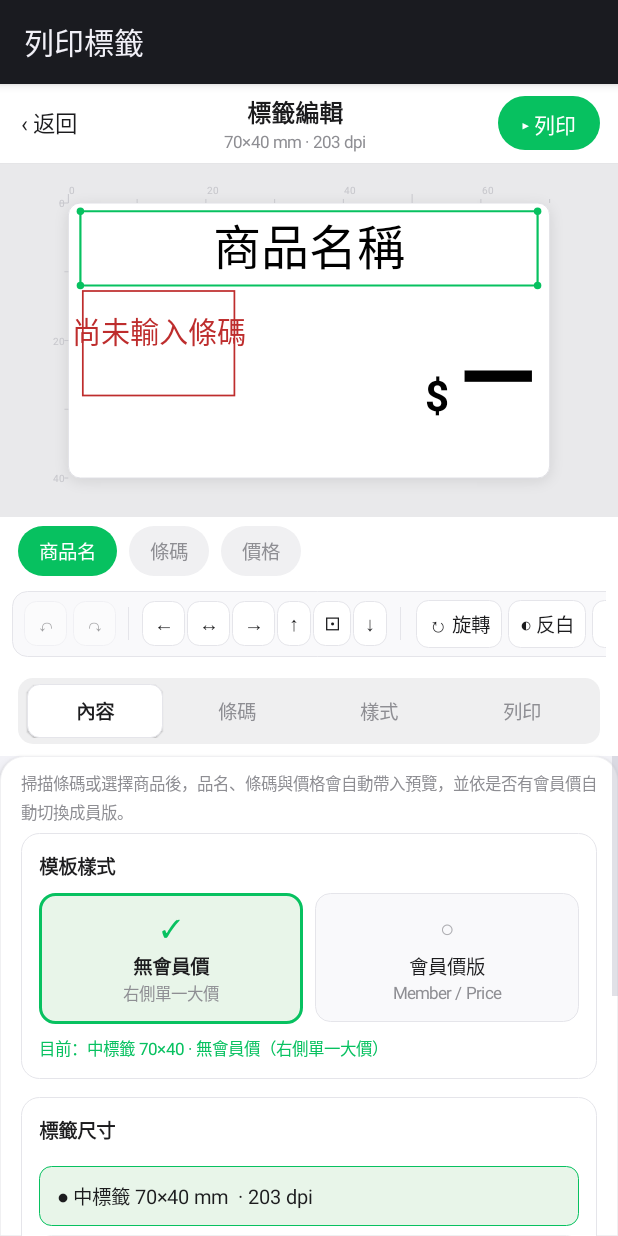
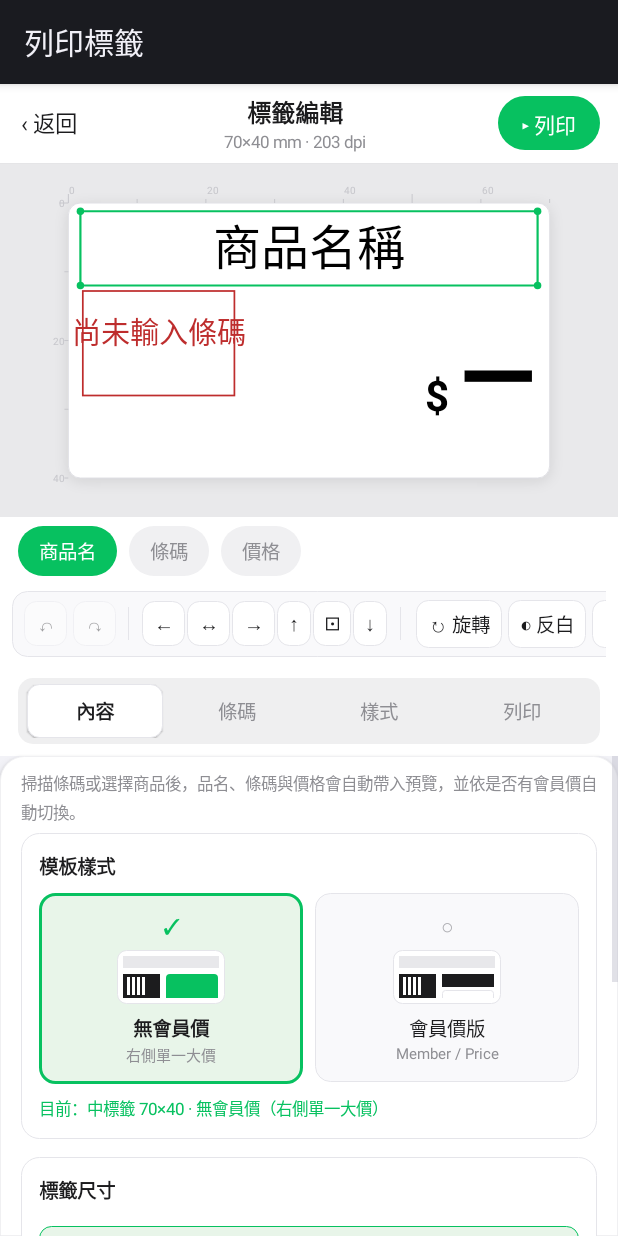
Before and after one commit to danielwkh/wechat-style-ime-scanner, an Android app: the PrintEditorActivity screen opened directly, with no data from a screen before it, on a phone screen of 412 x 824 dp. Run offline under Robolectric (Android 15) with nearby library versions, the phone set to English and light mode, and no system bars; 1 statement that could not run was skipped.

Commit message:
Improve editor UX and fix critical bugs for v2.9.23
- Fix ClassCastException in buildPrintPage: removed TextView as Button cast
  that crashed when switching to Print tab
- Size chips: dynamic background update without rebuilding content page,
  preserving input focus and text
- Template cards: add miniature thumbnails, dynamic green highlight without
  page rebuild, keep Member checkbox in sync
- Modern field focus: green border on focus for better affordance
- Bump to v2.9.23

Co-authored-by: arena-agent <297053741+arena-agent@users.noreply.github.com>

```diff
--- a/app/build.gradle.kts
+++ b/app/build.gradle.kts
@@ -12,7 +12,7 @@ android {
         targetSdk = 34
         // 由 GitHub Actions 依標籤自動帶入；本機編譯用預設值
         versionCode = (project.findProperty("vc") as String?)?.toIntOrNull() ?: 20
-        versionName = (project.findProperty("vn") as String?)?.toString() ?: "2.9.22"
+        versionName = (project.findProperty("vn") as String?)?.toString() ?: "2.9.23"
         ndk { abiFilters.add("arm64-v8a") }
     }
     packaging { jniLibs { useLegacyPackaging = true } }
--- a/app/src/main/java/com/danielwkh/weime/PrintEditorActivity.kt
+++ b/app/src/main/java/com/danielwkh/weime/PrintEditorActivity.kt
@@ -422,6 +422,9 @@ class PrintEditorActivity : Activity() {
             background = roundedBg(C_FIELD_BG, dp(9).toFloat(), C_BORDER, dp(1))
             setSingleLine(true)
             if (initial.isNotEmpty()) setText(initial)
+            onFocusChangeListener = View.OnFocusChangeListener { _, hasFocus ->
+                background = roundedBg(if(hasFocus) Color.WHITE else C_FIELD_BG, dp(9).toFloat(), if(hasFocus) C_GREEN else C_BORDER, if(hasFocus) dp(1) else dp(1))
+            }
             addTextChangedListener(object : TextWatcher {
                 override fun beforeTextChanged(s: CharSequence?, a:Int,b:Int,c:Int)=Unit
                 override fun onTextChanged(s: CharSequence?, a:Int,b:Int,c:Int){ if (::preview.isInitialized) preview.invalidate() }
@@ -430,30 +433,73 @@ class PrintEditorActivity : Activity() {
         }
     }
 
+    // 縮略圖：70×40 比例的迷你標籤示意
+    private fun templateThumb(isMember: Boolean): View {
+        val thumb = LinearLayout(this).apply {
+            orientation = LinearLayout.VERTICAL
+            background = roundedBg(Color.WHITE, dp(6).toFloat(), C_BORDER, dp(1))
+            setPadding(dp(4), dp(4), dp(4), dp(4))
+        }
+        val nameBar = View(this).apply { setBackgroundColor(Color.parseColor("#E8E8EB")) }
+        thumb.addView(nameBar, LinearLayout.LayoutParams(-1, dp(8)).apply{ bottomMargin=dp(4)})
+        val bottomRow = LinearLayout(this).apply { orientation=LinearLayout.HORIZONTAL }
+        val barcodeBox = LinearLayout(this).apply { setBackgroundColor(Color.parseColor("#1C1C1E")); setPadding(dp(2), dp(2), dp(2), dp(2)) }
+        for (k in 0 until 4) {
+            val stripe = View(this).apply { setBackgroundColor(Color.WHITE) }
+            barcodeBox.addView(stripe, LinearLayout.LayoutParams(dp(2), dp(12)).apply { setMargins(dp(1), 0, dp(1), 0) })
+        }
+        bottomRow.addView(barcodeBox, LinearLayout.LayoutParams(0, dp(18), 0.42f).apply{ setMargins(0,0,dp(4),0)})
+        if (isMember) {
+            val priceCol = LinearLayout(this).apply { orientation=LinearLayout.VERTICAL }
+            priceCol.addView(View(this).apply{ setBackgroundColor(Color.parseColor("#1C1C1E")) }, LinearLayout.LayoutParams(-1, dp(9)).apply{ bottomMargin=dp(2)})
+            priceCol.addView(View(this).apply{ setBackgroundColor(Color.parseColor("#F0F0F0")); background=roundedBg(Color.WHITE, dp(2).toFloat(), C_BORDER, dp(1)) }, LinearLayout.LayoutParams(-1, dp(9)))
+            bottomRow.addView(priceCol, LinearLayout.LayoutParams(0, -2, 0.58f))
+        } else {
+            bottomRow.addView(View(this).apply{ setBackgroundColor(Color.parseColor("#07C160")); background=roundedBg(Color.parseColor("#07C160"), dp(3).toFloat()) }, LinearLayout.LayoutParams(0, dp(18), 0.58f))
+        }
+        thumb.addView(bottomRow, LinearLayout.LayoutParams(-1, -2))
+        return thumb
+    }
+
     private fun buildContentPage(): View {
         val col = LinearLayout(this).apply { orientation = LinearLayout.VERTICAL }
-        col.addView(hintText("掃描條碼或選擇商品後，品名、條碼與價格會自動帶入預覽，並依是否有會員價自動切換成員版。"))
-        // template cards
+        col.addView(hintText("掃描條碼或選擇商品後，品名、條碼與價格會自動帶入預覽，並依是否有會員價自動切換。"))
+        // template cards with thumbnails
         val card1 = sectionCard()
         card1.addView(cardTitle("模板樣式"))
         val rowT = LinearLayout(this).apply { orientation = LinearLayout.HORIZONTAL }
-        fun templateCard2(title: String, sub: String, isSel: Boolean, onClick: ()->Unit): View {
+        val templateCards = mutableListOf<View>()
+        fun refreshTemplateCards(){
+            val isMem = try{ memberMode.isChecked } catch(_:Exception){ false }
+            for((idx, card) in templateCards.withIndex()){
+                val shouldSel = if(idx==0) !isMem else isMem
+                card.background = roundedBg(if(shouldSel) Color.parseColor("#E8F5E9") else C_FIELD_BG, dp(10).toFloat(), if(shouldSel) C_GREEN else C_BORDER, if(shouldSel) dp(2) else dp(1))
+                (card as LinearLayout).getChildAt(0).let{ (it as TextView).text = if(shouldSel) "✓" else "○"; it.setTextColor(if(shouldSel) C_GREEN else C_TEXT3) }
+                (card.getChildAt(1) as TextView).paint.isFakeBoldText = shouldSel
+            }
+            updateTemplateSummary()
+        }
+        fun makeTemplateCard(title: String, sub: String, isForMember: Boolean): View {
+            val isSelInit = try{ if(isForMember) memberMode.isChecked else !memberMode.isChecked } catch(_:Exception){ !isForMember }
             val c = LinearLayout(this).apply {
                 orientation = LinearLayout.VERTICAL; gravity = Gravity.CENTER
-                background = roundedBg(if(isSel) Color.parseColor("#E8F5E9") else C_FIELD_BG, dp(10).toFloat(), if(isSel) C_GREEN else C_BORDER, if(isSel) dp(2) else dp(1))
+                background = roundedBg(if(isSelInit) Color.parseColor("#E8F5E9") else C_FIELD_BG, dp(10).toFloat(), if(isSelInit) C_GREEN else C_BORDER, if(isSelInit) dp(2) else dp(1))
                 setPadding(dp(10), dp(12), dp(10), dp(12))
-                isClickable = true; isFocusable = true; setOnClickListener { onClick() }
+                isClickable = true; isFocusable = true
             }
-            c.addView(TextView(this).apply { text = if(isSel) "✓" else "○"; textSize=16f; setTextColor(if(isSel) C_GREEN else C_TEXT3); gravity=Gravity.CENTER }, LinearLayout.LayoutParams(-1, -2))
-            c.addView(TextView(this).apply { text = title; textSize=13f; setTextColor(C_TEXT); gravity=Gravity.CENTER; paint.isFakeBoldText=isSel }, LinearLayout.LayoutParams(-1,-2).apply{ topMargin=dp(4)})
-            c.addView(TextView(this).apply { text = sub; textSize=11f; setTextColor(C_TEXT2); gravity=Gravity.CENTER }, LinearLayout.LayoutParams(-1,-2))
+            c.addView(TextView(this).apply { text=if(isSelInit)"✓" else "○"; textSize=14f; setTextColor(if(isSelInit) C_GREEN else C_TEXT3); gravity=Gravity.CENTER })
+            c.addView(templateThumb(isForMember), LinearLayout.LayoutParams(dp(72), dp(36)).apply{ topMargin=dp(6); bottomMargin=dp(6)})
+            c.addView(TextView(this).apply { text=title; textSize=13f; setTextColor(C_TEXT); gravity=Gravity.CENTER; paint.isFakeBoldText=isSelInit })
+            c.addView(TextView(this).apply { text=sub; textSize=10f; setTextColor(C_TEXT2); gravity=Gravity.CENTER })
+            c.setOnClickListener{
+                if(!::memberMode.isInitialized) return@setOnClickListener
+                memberMode.isChecked = isForMember
+            }
             return c
         }
-        val isMember = try { memberMode.isChecked } catch(_: Exception){ false }
-        // We'll rebuild after inputs; create placeholder first, then update via refreshTemplate logic later
-        // Use two cards side by side
-        val t1 = templateCard2("無會員價","右側單一大價", !isMember) { if (::memberMode.isInitialized){ memberMode.isChecked=false }}
-        val t2 = templateCard2("會員價版","Member / Price", isMember) { if (::memberMode.isInitialized){ memberMode.isChecked=true }}
+        val t1 = makeTemplateCard("無會員價","右側單一大價", false)
+        val t2 = makeTemplateCard("會員價版","Member / Price", true)
+        templateCards.add(t1); templateCards.add(t2)
         rowT.addView(t1, LinearLayout.LayoutParams(0, -2, 1f).apply{ setMargins(0,0,dp(8),0)})
         rowT.addView(t2, LinearLayout.LayoutParams(0, -2, 1f))
         card1.addView(rowT)
@@ -461,26 +507,34 @@ class PrintEditorActivity : Activity() {
         card1.addView(templateSummary)
         col.addView(card1, LinearLayout.LayoutParams(-1,-2).apply{ bottomMargin=dp(12)})
 
-        // size chips
+        // size chips - dynamic without rebuild
         val cardSize = sectionCard()
         cardSize.addView(cardTitle("標籤尺寸"))
         val sizeRow = LinearLayout(this).apply { orientation = LinearLayout.VERTICAL }
+        val sizeChips = mutableListOf<TextView>()
+        fun refreshSizeChips(){
+            for((idx, chip) in sizeChips.withIndex()){
+                val d = LabelDevice.values()[idx]
+                val isSel = d == device
+                chip.text = (if(isSel)"● " else "○ ") + when(d){ LabelDevice.P1->"中標籤 70×40 mm  · 203 dpi"; LabelDevice.P1P->"中標籤 70×40 mm  · 300 dpi（更清晰）"; LabelDevice.DP40->"大標籤 180×100 mm · 203 dpi"}
+                chip.setTextColor(if(isSel) C_TEXT else C_TEXT2)
+                chip.background = roundedBg(if(isSel) Color.parseColor("#E8F5E9") else C_FIELD_BG, dp(8).toFloat(), if(isSel) C_GREEN else C_BORDER_LIGHT, dp(1))
+            }
+            updateTemplateSummary(); updateSizeLabel()
+        }
         for (d in LabelDevice.values()) {
-            val label = when(d){ LabelDevice.P1->"中標籤 70×40 mm  · 203 dpi"; LabelDevice.P1P->"中標籤 70×40 mm  · 300 dpi（更清晰）"; LabelDevice.DP40->"大標籤 180×100 mm · 203 dpi"}
-            val isSel = d == device
             val chip = TextView(this).apply {
-                text = (if(isSel)"● " else "○ ") + label; textSize=13f; setTextColor(if(isSel) C_TEXT else C_TEXT2)
-                setPadding(dp(12), dp(10), dp(12), dp(10))
-                background = roundedBg(if(isSel) Color.parseColor("#E8F5E9") else C_FIELD_BG, dp(8).toFloat(), if(isSel) C_GREEN else C_BORDER_LIGHT, dp(1))
-                setOnClickListener {
-                    device = d; updateSizeLabel(); preview.invalidate(); saveAll()
+                textSize=13f; setPadding(dp(12), dp(10), dp(12), dp(10))
+                setOnClickListener{
+                    device = d; preview.invalidate(); saveAll()
                     val geo = LabelGeometry(device, currentData()); for((k,st) in styles) geo.clamp(st, geo.base(k)); preview.invalidate()
-                    // rebuild size card to reflect selection
-                    pageViews2.remove(0); if(page==0) refreshPager()
+                    refreshSizeChips()
                 }
             }
+            sizeChips.add(chip)
             sizeRow.addView(chip, LinearLayout.LayoutParams(-1,-2).apply{ topMargin=dp(6)})
         }
+        refreshSizeChips()
         cardSize.addView(sizeRow)
         col.addView(cardSize, LinearLayout.LayoutParams(-1,-2).apply{ bottomMargin=dp(12)})
 
@@ -496,9 +550,7 @@ class PrintEditorActivity : Activity() {
             setOnCheckedChangeListener { _, checked ->
                 memberPriceInput.visibility = if(checked) View.VISIBLE else View.GONE
                 nonMemberPriceInput.visibility = if(checked) View.VISIBLE else View.GONE
-                updateTemplateSummary(); preview.invalidate()
-                // also need to refresh template cards selection visuals
-                pageViews2.remove(0)
+                refreshTemplateCards(); preview.invalidate()
             }
         }
         cardProd.addView(nameInput, LinearLayout.LayoutParams(-1, dp(44)).apply{ topMargin=dp(6)})
@@ -507,8 +559,6 @@ class PrintEditorActivity : Activity() {
         cardProd.addView(memberPriceInput, LinearLayout.LayoutParams(-1, dp(44)).apply{ topMargin=dp(8)})
         cardProd.addView(nonMemberPriceInput, LinearLayout.LayoutParams(-1, dp(44)).apply{ topMargin=dp(8)})
         col.addView(cardProd)
-
-        // preload from prefs
         try {
             nameInput.setText(draftPrefs.getString("printName","").orEmpty())
             val dpPrice = draftPrefs.getString("printPrice","").orEmpty()
@@ -521,8 +571,7 @@ class PrintEditorActivity : Activity() {
             memberPriceInput.visibility = if(hasMember) View.VISIBLE else View.GONE
             nonMemberPriceInput.visibility = if(hasMember) View.VISIBLE else View.GONE
         } catch(_: Exception){}
-        // post update summary after layout
-        col.post { updateTemplateSummary() }
+        col.post { refreshTemplateCards(); refreshSizeChips() }
         return col
     }
 
@@ -644,13 +693,6 @@ class PrintEditorActivity : Activity() {
         val col = LinearLayout(this).apply{ orientation=LinearLayout.VERTICAL }
         val cardP = sectionCard()
         cardP.addView(cardTitle("印表機"))
-        printerButton = TextView(this).apply{
-            text="選擇印表機"; textSize=14f; gravity=Gravity.CENTER; setTextColor(Color.WHITE)
-            setPadding(dp(16),dp(12),dp(16),dp(12))
-            background=pillBg(C_GREEN, dp(10).toFloat())
-            setOnClickListener{ discoverPrinters() }
-        } as Button // Trick: need Button for type, create Button instead
-        // Actually recreate as Button to keep type
         val btn = Button(this).apply{
             text="選擇印表機"; textSize=14f; setTextColor(Color.WHITE)
             background=pillBg(C_GREEN, dp(10).toFloat())
```
Also changed, not shown: 1 other file.
